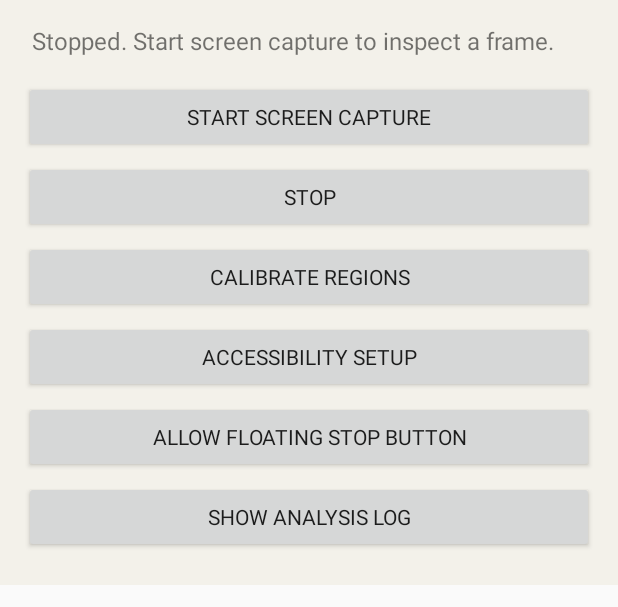
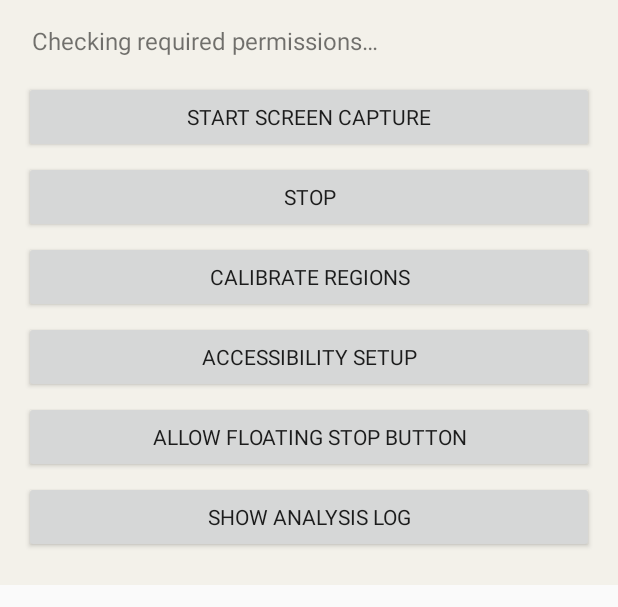
Before and after one commit to jdjj47090-sketch/okeybot-android, an Android app: the screen it shows after launch (MainActivity), after a tap on "START SCREEN CAPTURE", on a phone screen of 412 x 824 dp, the part 93-700 px from its top. Run offline under Robolectric (Android 15) with nearby library versions, the phone set to English and light mode, and no system bars; libraries missing offline, so code that uses them is left out: org.opencv.android, org.opencv.core.

Commit message:
Require permissions at app launch

```diff
--- a/app/src/main/java/com/okeybot/ui/MainActivity.kt
+++ b/app/src/main/java/com/okeybot/ui/MainActivity.kt
@@ -1,6 +1,7 @@
 package com.okeybot.ui
 
 import android.app.Activity
+import android.content.ComponentName
 import android.content.Intent
 import android.media.projection.MediaProjectionManager
 import android.net.Uri
@@ -11,26 +12,152 @@ import android.view.Gravity
 import android.widget.*
 import androidx.core.app.ActivityCompat
 import com.okeybot.capture.ProjectionService
+import com.okeybot.control.GestureService
 import com.okeybot.control.StopOverlayService
 import com.okeybot.vision.ScreenVision
 
+/** Requests each required permission at launch and exits if the user declines any of them. */
 class MainActivity : Activity() {
     private lateinit var status: TextView
     private val projectionRequest = 71
-    override fun onCreate(savedInstanceState: Bundle?) { super.onCreate(savedInstanceState); render(); ScreenVision.listener = { runOnUiThread { status.text = "Vision: ${it.state} — ${it.reason}" } } }
+    private var permissionFlowStarted = false
+    private var permissionFlowComplete = false
+    private var pendingSettingsPermission: String? = null
+    private var awaitingNotificationResult = false
+    private var awaitingProjectionResult = false
+
+    override fun onCreate(savedInstanceState: Bundle?) {
+        super.onCreate(savedInstanceState)
+        render()
+        ScreenVision.listener = { observation -> runOnUiThread { status.text = "Vision: ${observation.state} — ${observation.reason}" } }
+    }
+
+    override fun onResume() {
+        super.onResume()
+        val returnedPermission = pendingSettingsPermission
+        if (returnedPermission != null) {
+            pendingSettingsPermission = null
+            if (!isGranted(returnedPermission)) { exitForMissingPermission(); return }
+            continuePermissionFlow()
+            return
+        }
+        if (permissionFlowComplete && !preProjectionPermissionsGranted()) {
+            exitForMissingPermission()
+            return
+        }
+        if (!permissionFlowStarted) {
+            permissionFlowStarted = true
+            window.decorView.post { continuePermissionFlow() }
+        }
+    }
+
+    private fun continuePermissionFlow() {
+        if (isFinishing || isDestroyed || awaitingNotificationResult || awaitingProjectionResult) return
+        if (Build.VERSION.SDK_INT >= 33 && checkSelfPermission(android.Manifest.permission.POST_NOTIFICATIONS) != android.content.pm.PackageManager.PERMISSION_GRANTED) {
+            awaitingNotificationResult = true
+            ActivityCompat.requestPermissions(this, arrayOf(android.Manifest.permission.POST_NOTIFICATIONS), REQUEST_NOTIFICATIONS)
+            return
+        }
+        if (!Settings.canDrawOverlays(this)) {
+            pendingSettingsPermission = PERMISSION_OVERLAY
+            startActivity(Intent(Settings.ACTION_MANAGE_OVERLAY_PERMISSION, Uri.parse("package:$packageName")))
+            return
+        }
+        if (!isAccessibilityEnabled()) {
+            pendingSettingsPermission = PERMISSION_ACCESSIBILITY
+            startActivity(Intent(Settings.ACTION_ACCESSIBILITY_SETTINGS))
+            return
+        }
+        permissionFlowComplete = true
+        requestProjectionPermission()
+    }
+
+    private fun preProjectionPermissionsGranted(): Boolean =
+        (Build.VERSION.SDK_INT < 33 || checkSelfPermission(android.Manifest.permission.POST_NOTIFICATIONS) == android.content.pm.PackageManager.PERMISSION_GRANTED) &&
+            Settings.canDrawOverlays(this) && isAccessibilityEnabled()
+
+    private fun isGranted(permission: String): Boolean = when (permission) {
+        PERMISSION_OVERLAY -> Settings.canDrawOverlays(this)
+        PERMISSION_ACCESSIBILITY -> isAccessibilityEnabled()
+        else -> false
+    }
+
+    private fun isAccessibilityEnabled(): Boolean {
+        if (Settings.Secure.getInt(contentResolver, Settings.Secure.ACCESSIBILITY_ENABLED, 0) != 1) return false
+        val expected = ComponentName(this, GestureService::class.java).flattenToString()
+        return Settings.Secure.getString(contentResolver, Settings.Secure.ENABLED_ACCESSIBILITY_SERVICES)
+            ?.split(':')?.any { it.equals(expected, ignoreCase = true) } == true
+    }
+
+    private fun requestProjectionPermission() {
+        if (awaitingProjectionResult) return
+        awaitingProjectionResult = true
+        val manager = getSystemService(MEDIA_PROJECTION_SERVICE) as MediaProjectionManager
+        startActivityForResult(manager.createScreenCaptureIntent(), projectionRequest)
+    }
+
+    private fun exitForMissingPermission() {
+        Toast.makeText(this, "كل الصلاحيات مطلوبة لتشغيل OkeyBot", Toast.LENGTH_LONG).show()
+        finishAffinity()
+    }
+
+    private fun startCapture(resultCode: Int, data: Intent) {
+        val serviceIntent = Intent(this, ProjectionService::class.java)
+            .putExtra(ProjectionService.EXTRA_RESULT, resultCode)
+            .putExtra(ProjectionService.EXTRA_DATA, data)
+        if (Build.VERSION.SDK_INT >= 26) startForegroundService(serviceIntent) else startService(serviceIntent)
+        startService(Intent(this, StopOverlayService::class.java))
+        status.text = "Capture active; waiting for calibrated screen recognition."
+    }
+
     private fun render() {
-        val root = LinearLayout(this).apply { orientation=LinearLayout.VERTICAL; gravity=Gravity.CENTER_HORIZONTAL; setPadding(24,32,24,24); setBackgroundColor(0xFFF3F1EA.toInt()) }
-        root.addView(TextView(this).apply { text="OkeyBot"; textSize=30f; setTextColor(0xFF173A32.toInt()) })
-        status = TextView(this).apply { text="Stopped. Start screen capture to inspect a frame."; textSize=16f; setPadding(8,24,8,24) }; root.addView(status)
-        button(root,"Start screen capture") { (getSystemService(MEDIA_PROJECTION_SERVICE) as MediaProjectionManager).createScreenCaptureIntent().also { startActivityForResult(it, projectionRequest) } }
-        button(root,"Stop") { ProjectionService.stop(this); stopService(Intent(this, StopOverlayService::class.java)); status.text="Stopped" }
-        button(root,"Calibrate regions") { startActivity(Intent(this, CalibrationActivity::class.java)) }
-        button(root,"Accessibility setup") { startActivity(Intent("android.settings.ACCESSIBILITY_SETTINGS")) }
-        button(root,"Allow floating stop button") { if (!Settings.canDrawOverlays(this)) startActivity(Intent(Settings.ACTION_MANAGE_OVERLAY_PERMISSION, Uri.parse("package:$packageName"))) else startService(Intent(this, StopOverlayService::class.java)) }
-        button(root,"Show analysis log") { startActivity(Intent(this, LogActivity::class.java)) }
-        if (Build.VERSION.SDK_INT >= 33) ActivityCompat.requestPermissions(this, arrayOf(android.Manifest.permission.POST_NOTIFICATIONS), 72)
+        val root = LinearLayout(this).apply {
+            orientation = LinearLayout.VERTICAL
+            gravity = Gravity.CENTER_HORIZONTAL
+            setPadding(24, 32, 24, 24)
+            setBackgroundColor(0xFFF3F1EA.toInt())
+        }
+        root.addView(TextView(this).apply { text = "OkeyBot"; textSize = 30f; setTextColor(0xFF173A32.toInt()) })
+        status = TextView(this).apply { text = "Checking required permissions…"; textSize = 16f; setPadding(8, 24, 8, 24) }
+        root.addView(status)
+        button(root, "Start screen capture") { requestProjectionPermission() }
+        button(root, "Stop") { ProjectionService.stop(this); stopService(Intent(this, StopOverlayService::class.java)); status.text = "Stopped" }
+        button(root, "Calibrate regions") { startActivity(Intent(this, CalibrationActivity::class.java)) }
+        button(root, "Accessibility setup") { startActivity(Intent(Settings.ACTION_ACCESSIBILITY_SETTINGS)) }
+        button(root, "Allow floating stop button") {
+            if (!Settings.canDrawOverlays(this)) startActivity(Intent(Settings.ACTION_MANAGE_OVERLAY_PERMISSION, Uri.parse("package:$packageName")))
+            else startService(Intent(this, StopOverlayService::class.java))
+        }
+        button(root, "Show analysis log") { startActivity(Intent(this, LogActivity::class.java)) }
         setContentView(ScrollView(this).apply { addView(root) })
     }
-    private fun button(parent: LinearLayout, title: String, action: () -> Unit) { parent.addView(Button(this).apply { text=title; setOnClickListener { action() } }, LinearLayout.LayoutParams(-1, -2).apply { bottomMargin=8 }) }
-    @Deprecated("MediaProjection activity result") override fun onActivityResult(requestCode:Int,resultCode:Int,data:Intent?) { super.onActivityResult(requestCode,resultCode,data); if(requestCode==projectionRequest && resultCode==RESULT_OK && data!=null) { val intent=Intent(this,ProjectionService::class.java).putExtra(ProjectionService.EXTRA_RESULT,resultCode).putExtra(ProjectionService.EXTRA_DATA,data); if(Build.VERSION.SDK_INT>=26) startForegroundService(intent) else startService(intent); if(Settings.canDrawOverlays(this)) startService(Intent(this,StopOverlayService::class.java)); status.text="Capture active; waiting for calibrated screen recognition." } }
+
+    private fun button(parent: LinearLayout, title: String, action: () -> Unit) {
+        parent.addView(Button(this).apply { text = title; setOnClickListener { action() } }, LinearLayout.LayoutParams(-1, -2).apply { bottomMargin = 8 })
+    }
+
+    @Deprecated("Permission callback for the required launch gate")
+    override fun onRequestPermissionsResult(requestCode: Int, permissions: Array<out String>, grantResults: IntArray) {
+        super.onRequestPermissionsResult(requestCode, permissions, grantResults)
+        if (requestCode == REQUEST_NOTIFICATIONS) {
+            awaitingNotificationResult = false
+            if (grantResults.firstOrNull() != android.content.pm.PackageManager.PERMISSION_GRANTED) exitForMissingPermission()
+            else continuePermissionFlow()
+        }
+    }
+
+    @Deprecated("MediaProjection activity result")
+    override fun onActivityResult(requestCode: Int, resultCode: Int, data: Intent?) {
+        super.onActivityResult(requestCode, resultCode, data)
+        if (requestCode != projectionRequest) return
+        awaitingProjectionResult = false
+        if (resultCode == RESULT_OK && data != null && preProjectionPermissionsGranted()) startCapture(resultCode, data)
+        else exitForMissingPermission()
+    }
+
+    companion object {
+        private const val REQUEST_NOTIFICATIONS = 72
+        private const val PERMISSION_OVERLAY = "overlay"
+        private const val PERMISSION_ACCESSIBILITY = "accessibility"
+    }
 }
```
